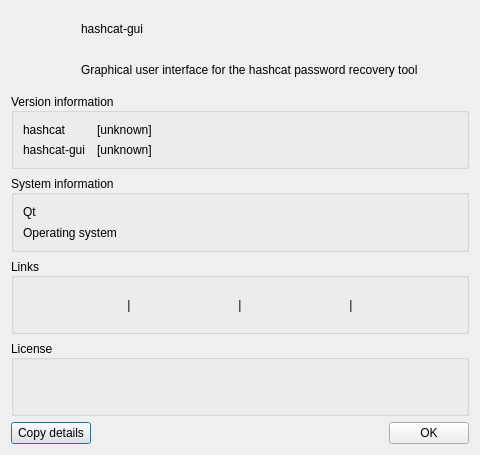
Qt form src/aboutdialog.ui (rgroesslinger/hashcat-gui) before a commit.
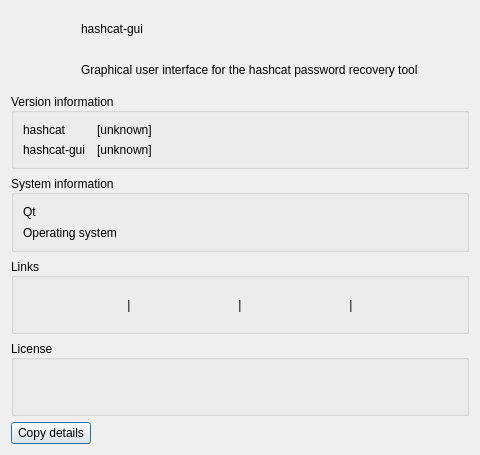
The same form after that commit.

What changed in the file:
```diff
--- a/src/aboutdialog.ui
+++ b/src/aboutdialog.ui
@@ -391,11 +391,7 @@
       </spacer>
      </item>
      <item>
-      <widget class="QPushButton" name="pushButton_ok">
-       <property name="text">
-        <string>OK</string>
-       </property>
-      </widget>
+      <widget class="QDialogButtonBox" name="buttonBox"/>
      </item>
     </layout>
    </item>
```
